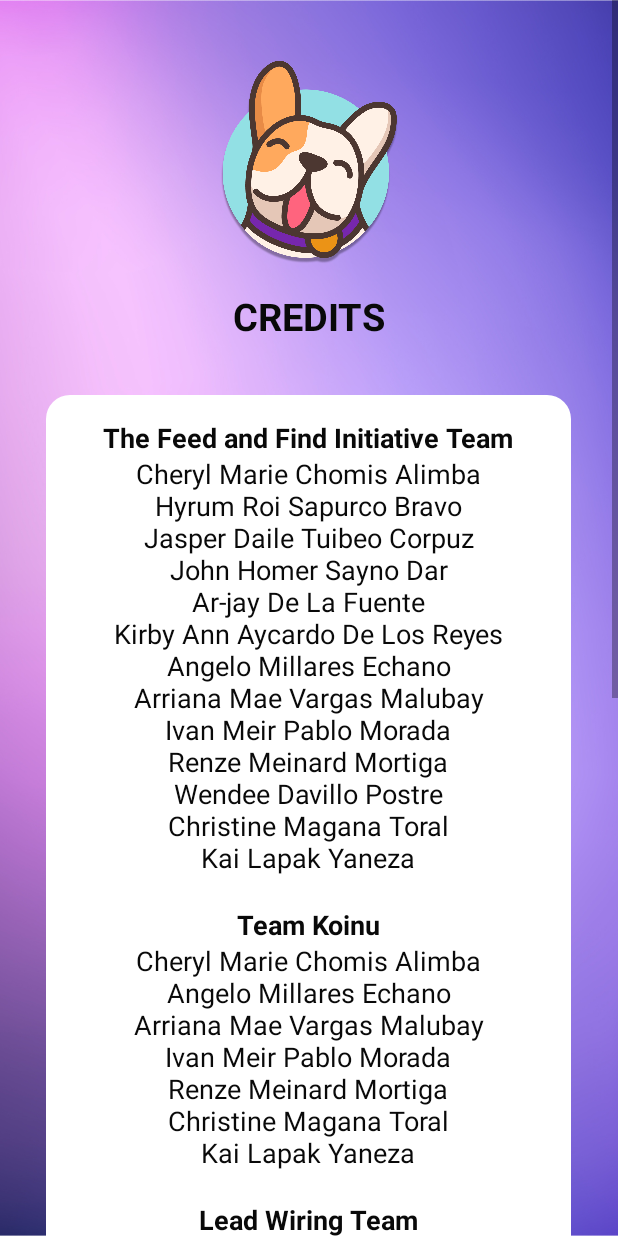
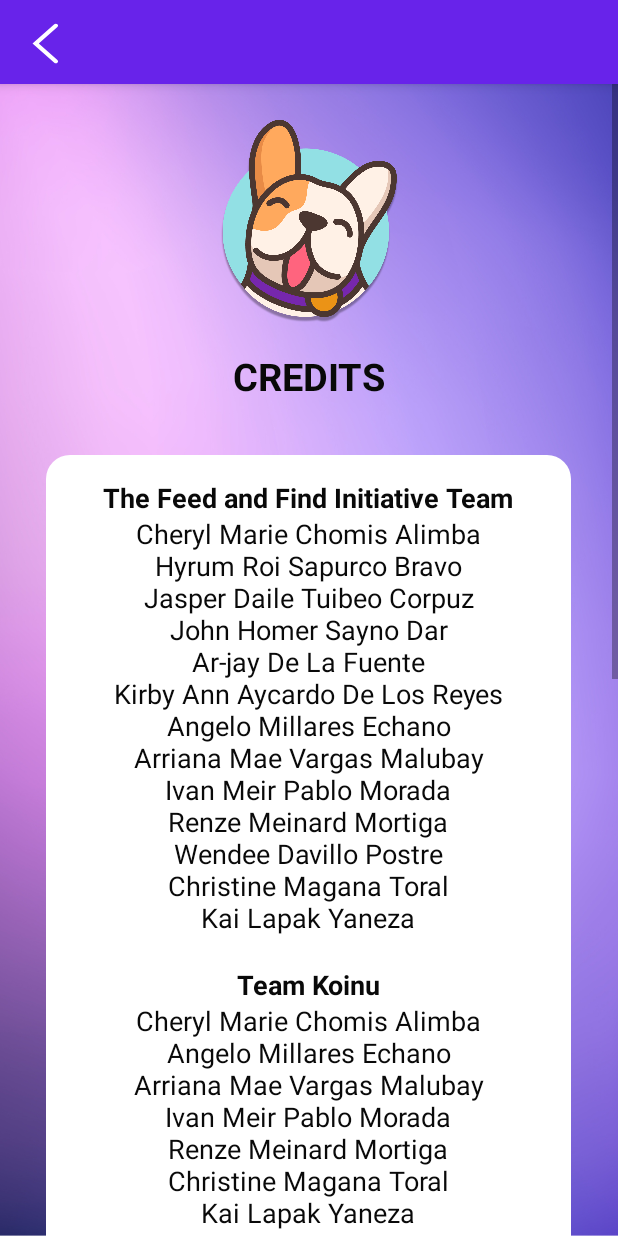
Before and after one commit to renzewithane/TFFI-Finder, an Android app: the Credits screen opened directly, with no data from a screen before it, on a phone screen of 412 x 824 dp. Run offline under Robolectric (Android 15) with nearby library versions, the phone set to English and light mode, and no system bars; Roboto replaces fonts that are not available here.

Commit message:
Edited Credits

```diff
--- a/app/src/main/java/com/example/tffifinder/Credits.java
+++ b/app/src/main/java/com/example/tffifinder/Credits.java
@@ -1,8 +1,10 @@
 package com.example.tffifinder;
 
 import androidx.appcompat.app.AppCompatActivity;
+import androidx.appcompat.widget.Toolbar;
 
 import android.os.Bundle;
+import android.view.View;
 
 public class Credits extends AppCompatActivity {
 
@@ -10,5 +12,22 @@ public class Credits extends AppCompatActivity {
     protected void onCreate(Bundle savedInstanceState) {
         super.onCreate(savedInstanceState);
         setContentView(R.layout.activity_credits);
+
+        Toolbar myToolbar = findViewById(R.id.my_toolbar);
+        setSupportActionBar(myToolbar);
+
+        // Set the custom back arrow as the navigation icon
+        myToolbar.setNavigationIcon(R.drawable.ic_arrow_back);
+
+        // Set a click listener on the navigation icon
+        myToolbar.setNavigationOnClickListener(new View.OnClickListener() {
+            @Override
+            public void onClick(View v) {
+                onBackPressed();
+            }
+        });
+    }
+
+    public void setSupportActionBar(Toolbar myToolbar) {
     }
 }
--- a/app/src/main/res/layout/activity_credits.xml
+++ b/app/src/main/res/layout/activity_credits.xml
@@ -5,6 +5,17 @@
     android:layout_height="match_parent"
     android:background="@drawable/purple_background"
     tools:context=".Credits">
+
+    <androidx.appcompat.widget.Toolbar
+        android:id="@+id/my_toolbar"
+        android:layout_width="match_parent"
+        android:layout_height="?attr/actionBarSize"
+        android:background="#6823EA"
+        android:elevation="5dp"
+        app:layout_constraintEnd_toEndOf="parent"
+        app:layout_constraintStart_toStartOf="parent"
+        app:layout_constraintTop_toTopOf="parent"
+        app:navigationIcon="@drawable/ic_arrow_back" />
 
     <ScrollView
         android:id="@+id/scrollView"
@@ -26,7 +37,7 @@
                 android:id="@+id/imageView3"
                 android:layout_width="151dp"
                 android:layout_height="273dp"
-                android:layout_marginTop="-30dp"
+                android:layout_marginTop="10dp"
                 app:layout_constraintBottom_toBottomOf="parent"
                 app:layout_constraintEnd_toEndOf="parent"
                 app:layout_constraintHorizontal_bias="0.503"
@@ -80,6 +91,7 @@
                 android:layout_height="175dp"
                 android:scaleType="centerInside"
                 android:src="@drawable/logo"
+                android:padding="16dp"
                 app:layout_constraintBottom_toBottomOf="parent"
                 app:layout_constraintEnd_toEndOf="parent"
                 app:layout_constraintStart_toStartOf="parent"
```
Also changed, not shown: app/src/main/java/com/example/tffifinder/About.java (+19 -0 lines), app/src/main/res/layout/activity_about.xml (+12 -1 lines).
